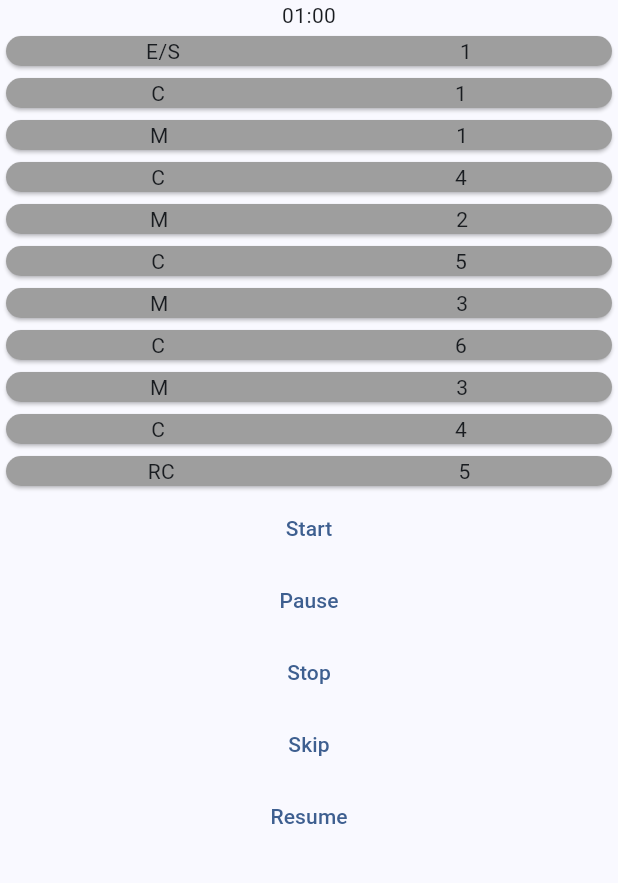
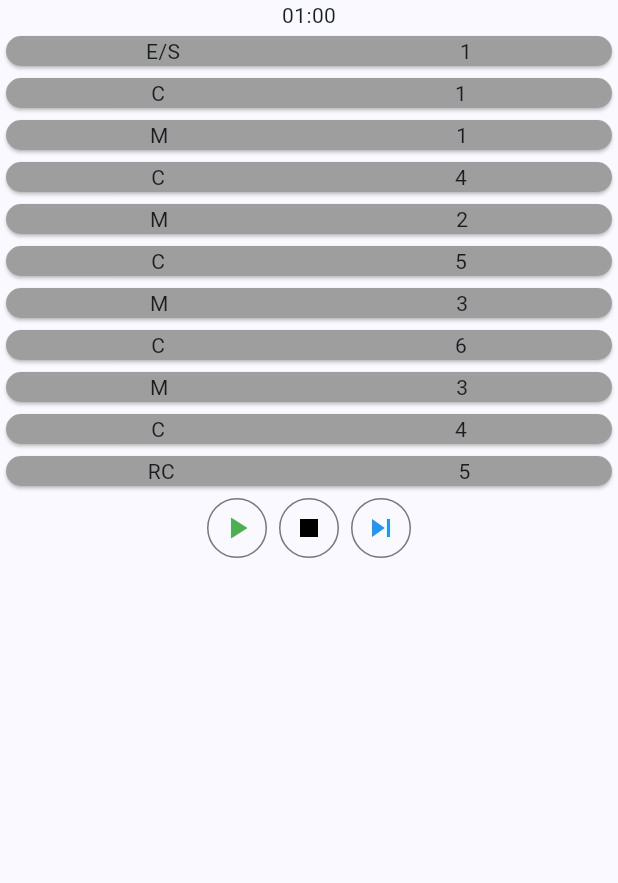
Before and after one commit to Gloumy/jcpmf-flutter, a Flutter app: the screen it shows after launch, after a tap on an icon or button, on a phone screen of 412 x 824 dp, the part 84-967 px from its top. Run offline on Flutter 3.47's test engine with Material 2 defaults, Android fonts, the light colour scheme and no system bars; our stand-ins replace flutter_local_notifications, permission_handler, timezone, vibration; missing offline and left inert: flutter_beep.

Commit message:
improve buttons

```diff
--- a/jcpmf/lib/pages/card_page.dart
+++ b/jcpmf/lib/pages/card_page.dart
@@ -20,8 +20,6 @@ class CardPage extends StatefulWidget {
 
 class _CardPageState extends State<CardPage> {
   late CardModel card = widget.card;
-
-  late int _counter;
   late int _currentCountdown;
   late String _displayCountdown;
   int _currentStep = -1;
@@ -36,11 +34,15 @@ class _CardPageState extends State<CardPage> {
     super.initState();
   }
 
-  late Timer _countdown;
+  void startCountdown() async {
+    bool resume = countdownState == CountdownState.paused;
 
-  void startCountdown({bool resume = false}) async {
     final int maxIndex = card.steps.length - 1;
-    countdownState = CountdownState.ongoing;
+    if (countdownState == CountdownState.ongoing) {
+      setCountdownState(CountdownState.paused);
+    } else {
+      setCountdownState(CountdownState.ongoing);
+    }
 
     for (int i = resume ? _currentStep : 0; i <= maxIndex; i++) {
       if (countdownState != CountdownState.ongoing) {
@@ -82,6 +84,7 @@ class _CardPageState extends State<CardPage> {
       }
     }
     if (countdownState == CountdownState.ongoing) {
+      setCountdownState(CountdownState.stopped);
       await LocalNotificationService()
           .addNotification("Entraînement terminé", "Bravo !");
     }
@@ -157,19 +160,25 @@ class _CardPageState extends State<CardPage> {
                 children: [Text(step.type), Text(step.duration.toString())],
               ),
             ),
-          TextButton(onPressed: startCountdown, child: Text("Start")),
-          TextButton(
-              onPressed: () => setCountdownState(CountdownState.paused),
-              child: Text("Pause")),
-          TextButton(
-              onPressed: () => setCountdownState(CountdownState.stopped),
-              child: Text("Stop")),
-          TextButton(
-              onPressed: () => setCountdownState(CountdownState.skipped),
-              child: Text("Skip")),
-          TextButton(
-              onPressed: () => startCountdown(resume: true),
-              child: Text("Resume")),
+          Row(
+            mainAxisAlignment: MainAxisAlignment.center,
+            children: [
+              IconButton.outlined(
+                  onPressed: startCountdown,
+                  icon: countdownState == CountdownState.ongoing
+                      ? const Icon(
+                          Icons.pause,
+                          color: Colors.orange,
+                        )
+                      : const Icon(Icons.play_arrow, color: Colors.green)),
+              IconButton.outlined(
+                  onPressed: () => setCountdownState(CountdownState.stopped),
+                  icon: const Icon(Icons.stop, color: Colors.black)),
+              IconButton.outlined(
+                  onPressed: () => setCountdownState(CountdownState.skipped),
+                  icon: const Icon(Icons.skip_next, color: Colors.blue)),
+            ],
+          )
         ],
       )),
     );
```
